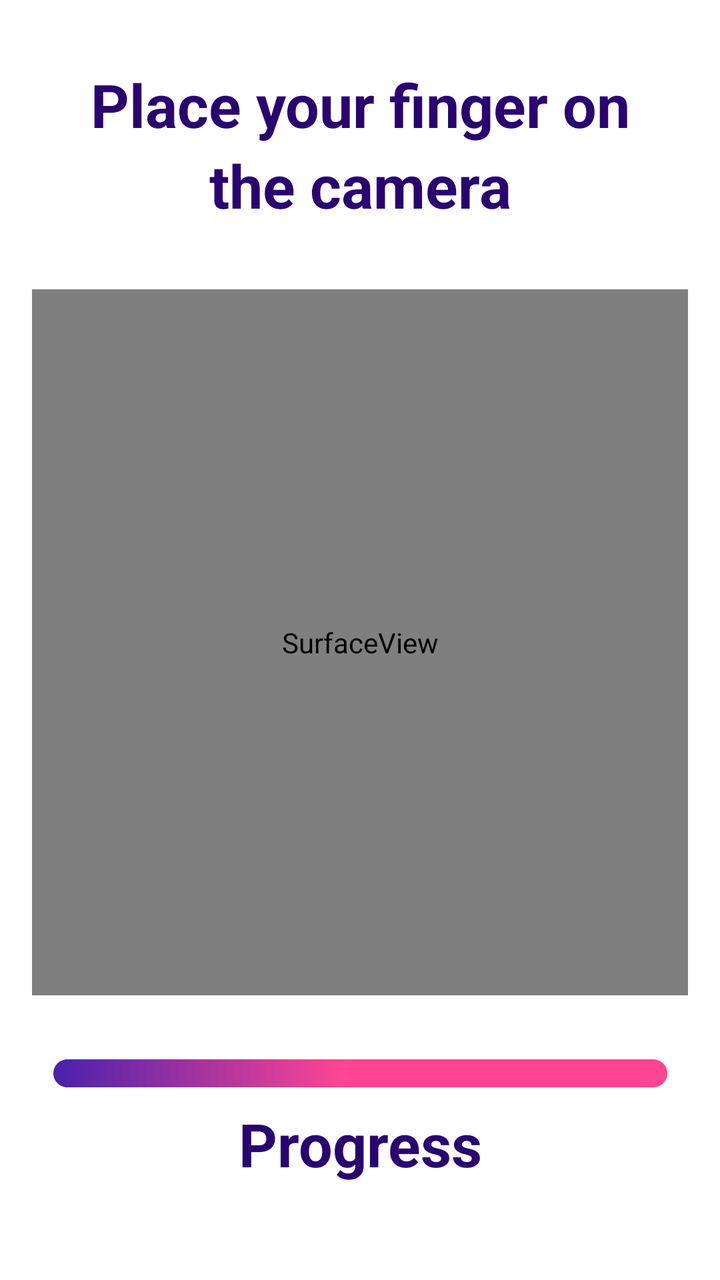
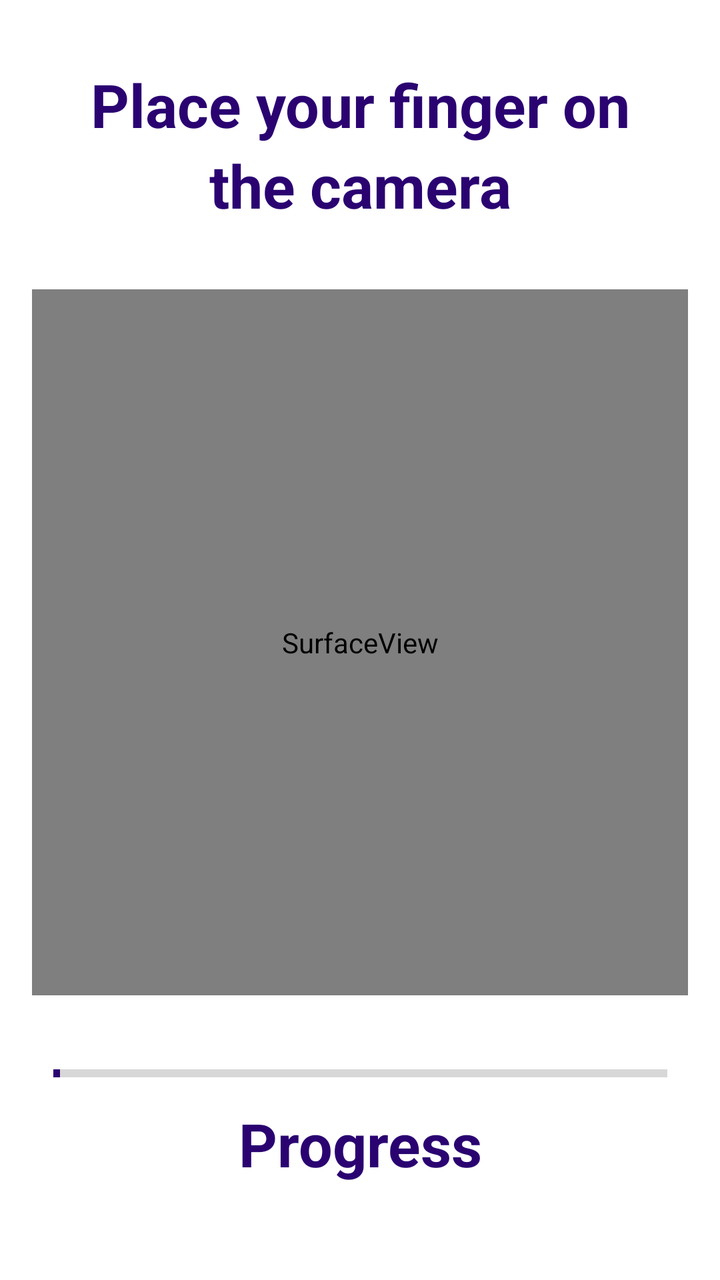

Two renders of the same Android screen: before a commit and after it. Below are the layout's source before the change and the commit's diff.
<!-- AndroidManifest.xml: application theme Theme.SIH -->
<!-- res/layout/activity_heartbeat.xml -->
<?xml version="1.0" encoding="utf-8"?>
<androidx.constraintlayout.widget.ConstraintLayout xmlns:android="http://schemas.android.com/apk/res/android"
xmlns:app="http://schemas.android.com/apk/res-auto"
xmlns:tools="http://schemas.android.com/tools"
android:layout_width="match_parent"
android:layout_height="match_parent"
tools:context=".HeartBeatActivity">

    <TextView
        android:id="@+id/textView"
        android:layout_width="wrap_content"
        android:layout_height="wrap_content"
        android:layout_marginTop="32dp"
        android:gravity="center"
        android:text="Place your finger on"
        android:textColor="#2A0371"
        android:textSize="30dp"
        android:textStyle="bold"
        app:layout_constraintEnd_toEndOf="parent"
        app:layout_constraintStart_toStartOf="parent"
        app:layout_constraintTop_toTopOf="parent" />

    <TextView
        android:id="@+id/textView2"
        android:layout_width="wrap_content"
        android:layout_height="wrap_content"
        android:gravity="center"
        android:textColor="#2A0371"
        android:text="the camera"
        android:textSize="30dp"
        android:textStyle="bold"
        app:layout_constraintEnd_toEndOf="parent"
        app:layout_constraintStart_toStartOf="parent"
        app:layout_constraintTop_toBottomOf="@+id/textView" />

    <SurfaceView
        android:id="@+id/preview"
        android:layout_width="0dp"
        android:layout_height="0dp"
        android:layout_marginStart="16dp"
        android:layout_marginTop="32dp"
        android:layout_marginEnd="16dp"
        android:layout_marginBottom="32dp"
        android:layout_weight="1"
        app:layout_constraintBottom_toTopOf="@+id/HRPB"
        app:layout_constraintEnd_toEndOf="parent"
        app:layout_constraintStart_toStartOf="parent"
        app:layout_constraintTop_toBottomOf="@+id/textView2"></SurfaceView>

    <TextView
        android:id="@+id/textView6"
        android:layout_width="wrap_content"
        android:layout_height="wrap_content"
        android:layout_marginBottom="48dp"
        android:gravity="center"
        android:text="Progress"
        android:textColor="#2A0371"
        android:textSize="30dp"
        android:textStyle="bold"
        app:layout_constraintBottom_toBottomOf="parent"
        app:layout_constraintEnd_toEndOf="parent"
        app:layout_constraintStart_toStartOf="parent" />

    <ProgressBar
        android:id="@+id/HRPB"
        style="?android:attr/progressBarStyleHorizontal"
        android:layout_width="307dp"
        android:layout_height="14dp"
        android:layout_marginBottom="8dp"
        android:progressDrawable="@drawable/rectangle_1"
        app:layout_constraintBottom_toTopOf="@+id/textView6"
        app:layout_constraintEnd_toEndOf="parent"
        app:layout_constraintStart_toStartOf="parent" />

</androidx.constraintlayout.widget.ConstraintLayout>
<!-- resources referenced by this layout -->
<resources>
  <!-- drawable rectangle_1: vector/xml drawable (drawable, 2578 chars, omitted) -->
  <style name="Theme.SIH" parent="Theme.MaterialComponents.DayNight.DarkActionBar">
          
          <item name="colorPrimary">@color/purple_500</item>
          <item name="colorPrimaryVariant">@color/purple_700</item>
          <item name="colorOnPrimary">@color/white</item>
          
          <item name="colorSecondary">@color/teal_200</item>
          <item name="colorSecondaryVariant">@color/teal_700</item>
          <item name="colorOnSecondary">@color/black</item>
          
          <item name="android:statusBarColor" tools:targetApi="l">?attr/colorPrimaryVariant</item>
          
      </style>
  <color name="purple_500">#FF6200EE</color>
  <color name="purple_700">#FF3700B3</color>
  <color name="white">#FFFFFFFF</color>
  <color name="teal_200">#FF03DAC5</color>
  <color name="teal_700">#FF018786</color>
  <color name="black">#FF000000</color>
</resources>

<!-- the commit's change to res/layout/activity_heartbeat.xml (unified diff, before → after) -->
@@ -67,7 +67,8 @@
         android:layout_width="307dp"
         android:layout_height="14dp"
         android:layout_marginBottom="8dp"
-        android:progressDrawable="@drawable/rectangle_1"
+        android:progress="1"
+        android:progressTint="#2A0371"
         app:layout_constraintBottom_toTopOf="@+id/textView6"
         app:layout_constraintEnd_toEndOf="parent"
         app:layout_constraintStart_toStartOf="parent" />
<!-- resource entries referenced after the edit -->
@@ -1,6 +1,5 @@
 <!-- resources referenced by this layout -->
 <resources>
-  <!-- drawable rectangle_1: vector/xml drawable (drawable, 2578 chars, omitted) -->
   <style name="Theme.SIH" parent="Theme.MaterialComponents.DayNight.DarkActionBar">
           
           <item name="colorPrimary">@color/purple_500</item>
